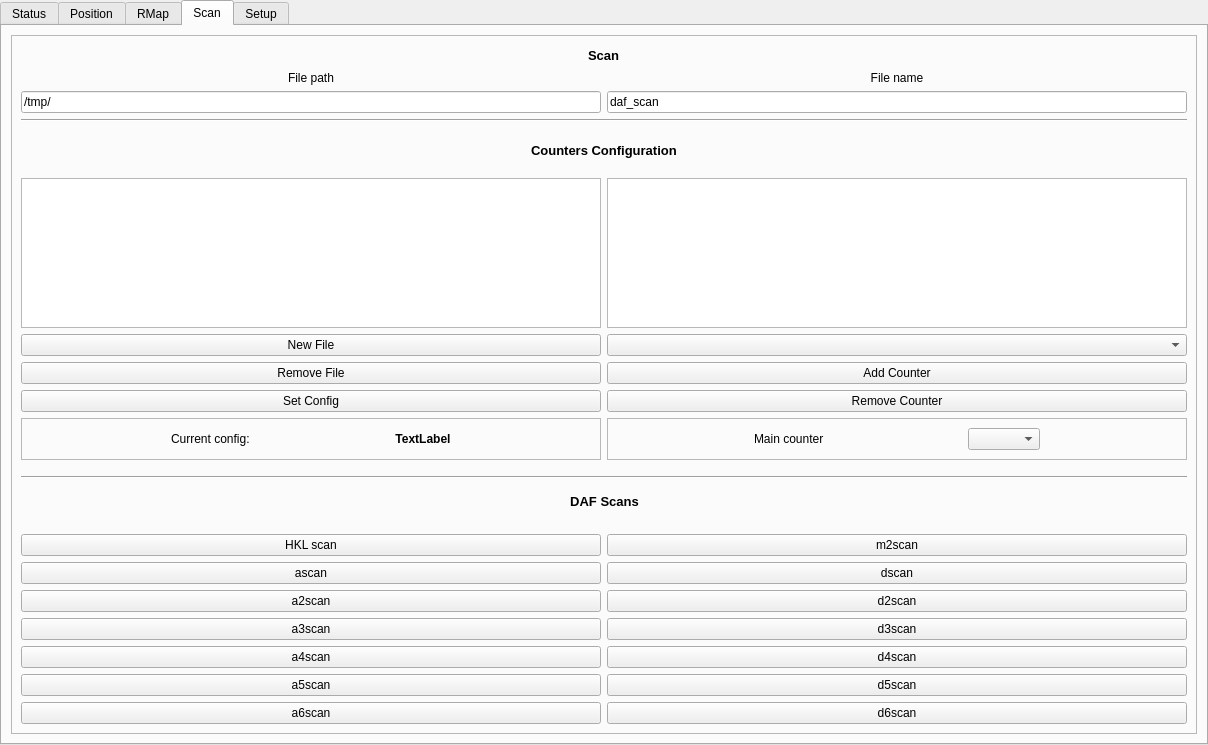
Old version of the form gui/main.ui in the repository HugoValim/DAF.
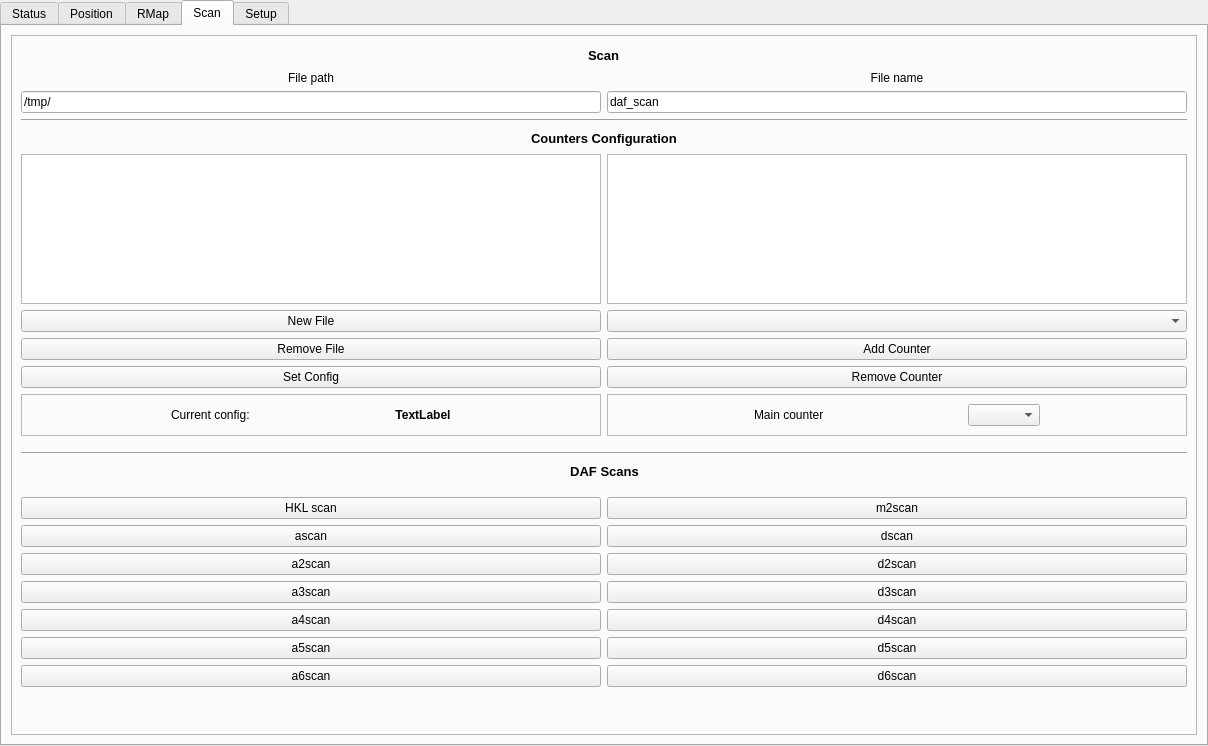
New version of the form. The open tabs and pages were chosen to show the change. Custom widgets are drawn as their Qt base class.

Diff of the .ui file:
```diff
--- a/gui/main.ui
+++ b/gui/main.ui
@@ -7,7 +7,7 @@
     <x>0</x>
     <y>0</y>
     <width>1208</width>
-    <height>745</height>
+    <height>746</height>
    </rect>
   </property>
   <property name="windowTitle">
@@ -4538,6 +4538,19 @@
             </item>
            </layout>
           </item>
+          <item>
+           <spacer name="verticalSpacer">
+            <property name="orientation">
+             <enum>Qt::Vertical</enum>
+            </property>
+            <property name="sizeHint" stdset="0">
+             <size>
+              <width>20</width>
+              <height>40</height>
+             </size>
+            </property>
+           </spacer>
+          </item>
          </layout>
         </widget>
        </item>
```
